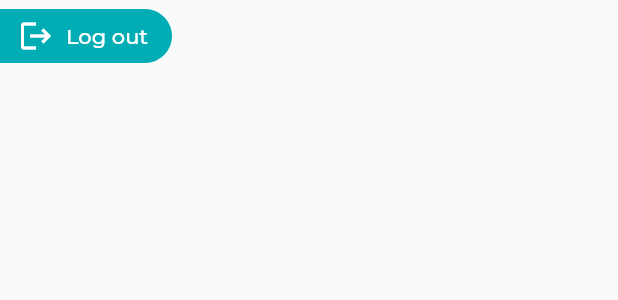
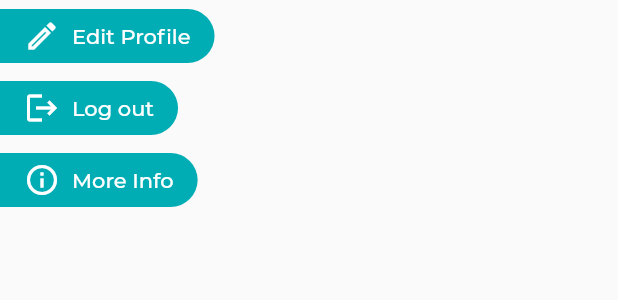
Before and after one commit to Runbhumi/Runbhumi, a Flutter app: the DrawerBody widget shown alone on an empty page, opened directly, on a phone screen of 412 x 824 dp. Shown: the top 300 px of the screen. Run offline on Flutter 3.47's test engine with Material 2 defaults, Android fonts, the phone set to English and light mode, and no system bars; our stand-ins replace bubble_tab_indicator, cloud_firestore, firebase_auth, firebase_core, google_sign_in, shared_preferences and 1 more; accounts and stored records are empty; network calls fail; project files that could hold a hidden picture were left out.

Commit message:
ℹ added more info

```diff
--- a/lib/main.dart
+++ b/lib/main.dart
@@ -32,6 +32,7 @@ class MyApp extends StatelessWidget {
         '/home': (context) => MainApp(),
         '/addpost': (context) => AddPost(),
         '/secondpage': (context) => SecondPage(),
+        '/moreinfo': (context) => MoreInfo(),
       },
       theme: ThemeData(
         primarySwatch: Colors.blue,
--- a/lib/view/profilePage.dart
+++ b/lib/view/profilePage.dart
@@ -122,15 +122,41 @@ class DrawerBody extends StatelessWidget {
   @override
   Widget build(BuildContext context) {
     return Column(
+      crossAxisAlignment: CrossAxisAlignment.start,
       children: [
-        RaisedButton.icon(
+        FlatButton.icon(
+          padding: EdgeInsets.fromLTRB(16, 0, 16, 0),
+          onPressed: () {
+            // print("logout");
+            // Constants.prefs.setBool("loggedIn", false);
+            // signOutGoogle();
+            // Navigator.pushReplacementNamed(context, "/secondpage");
+          },
+          shape: RoundedRectangleBorder(
+              borderRadius: BorderRadius.only(
+                  topLeft: Radius.circular(0),
+                  topRight: Radius.circular(20),
+                  bottomRight: Radius.circular(20),
+                  bottomLeft: Radius.circular(0))),
+          label: Text(
+            'Edit Profile',
+            style: TextStyle(color: Colors.white),
+          ),
+          icon: Icon(
+            Icons.edit_outlined,
+            color: Colors.white,
+          ),
+          textColor: Colors.white,
+          color: Theme.of(context).primaryColor,
+        ),
+        FlatButton.icon(
+          padding: EdgeInsets.fromLTRB(16, 0, 16, 0),
           onPressed: () {
             print("logout");
             Constants.prefs.setBool("loggedIn", false);
             signOutGoogle();
             Navigator.pushReplacementNamed(context, "/secondpage");
           },
-          elevation: 0,
           shape: RoundedRectangleBorder(
               borderRadius: BorderRadius.only(
                   topLeft: Radius.circular(0),
@@ -143,6 +169,29 @@ class DrawerBody extends StatelessWidget {
           ),
           icon: Icon(
             Icons.logout,
+            color: Colors.white,
+          ),
+          textColor: Colors.white,
+          color: Theme.of(context).primaryColor,
+        ),
+        FlatButton.icon(
+          padding: EdgeInsets.fromLTRB(16, 0, 16, 0),
+          onPressed: () {
+            print("go to more info");
+            Navigator.pushNamed(context, "/moreinfo");
+          },
+          shape: RoundedRectangleBorder(
+              borderRadius: BorderRadius.only(
+                  topLeft: Radius.circular(0),
+                  topRight: Radius.circular(20),
+                  bottomRight: Radius.circular(20),
+                  bottomLeft: Radius.circular(0))),
+          label: Text(
+            'More Info',
+            style: TextStyle(color: Colors.white),
+          ),
+          icon: Icon(
+            Icons.info_outline,
             color: Colors.white,
           ),
           textColor: Colors.white,
--- a/lib/view/views.dart
+++ b/lib/view/views.dart
@@ -8,3 +8,4 @@ export 'home.dart';
 export 'profilePage.dart';
 export 'networkPage.dart';
 export 'notificationsPage.dart';
+export 'moreInfo.dart';
```
Also changed, not shown: lib/view/moreInfo.dart (added, +45 -0 lines), assets/ProfilePlaceholder.png (added).
